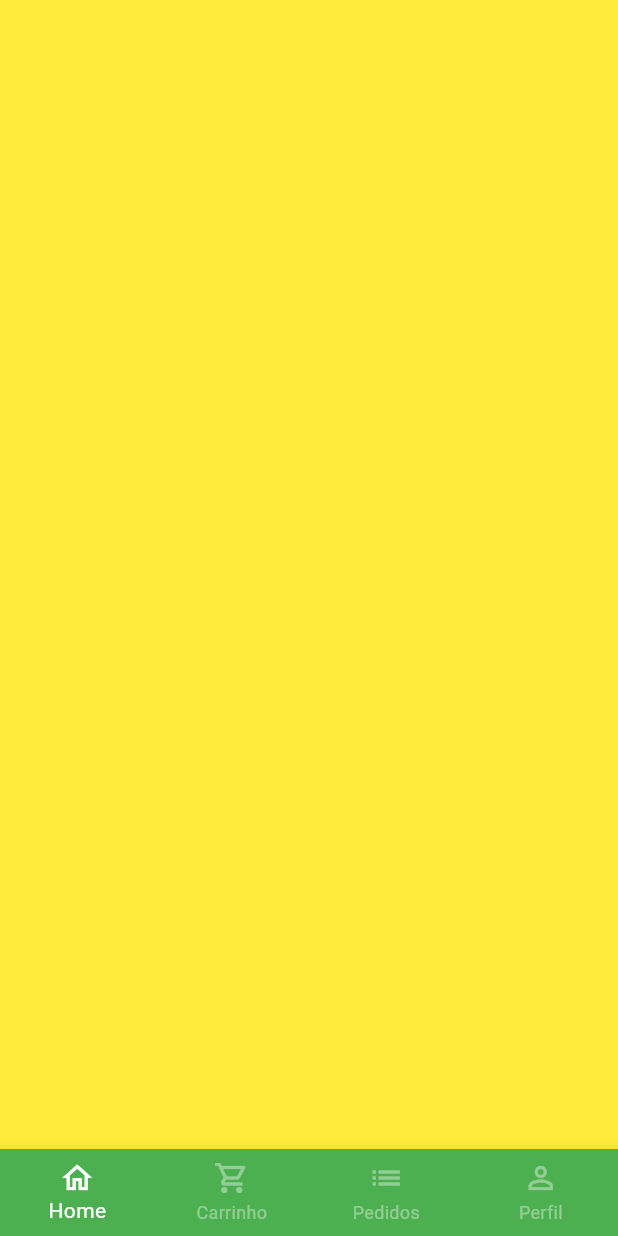
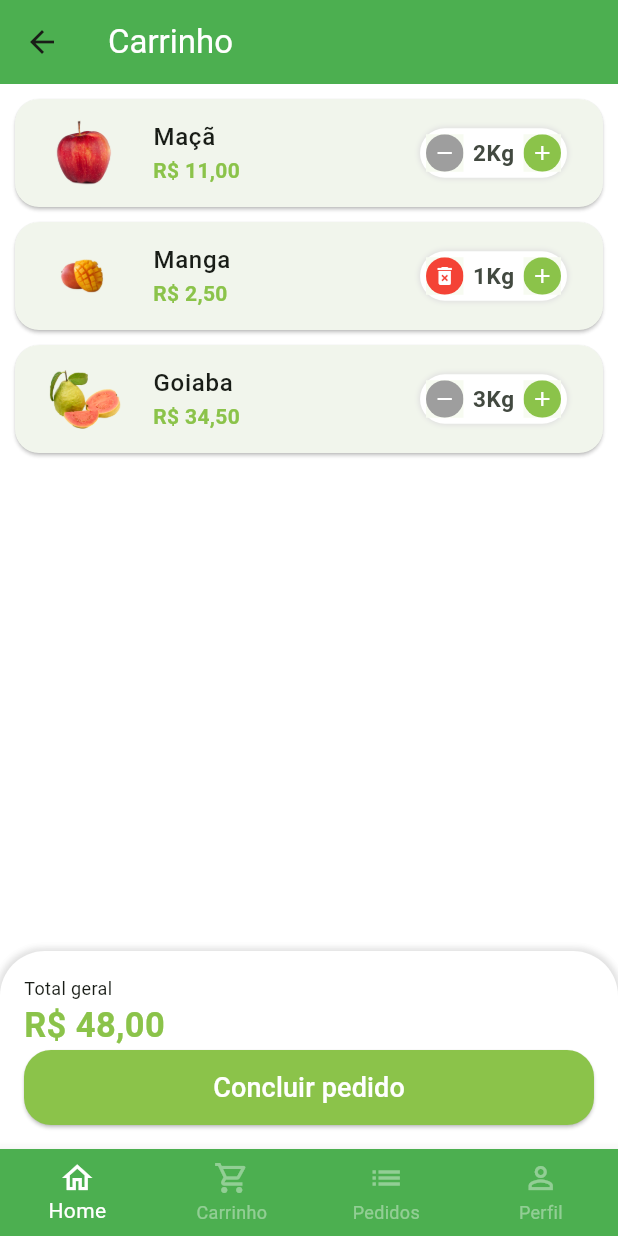
Before and after one commit to EmersonBrancher/green-grocer, a Flutter app: the BaseScreen screen opened directly, swiped to page 2, on a phone screen of 412 x 824 dp. Run offline on Flutter 3.47's test engine with Material 3 defaults, Android fonts, the phone set to English and light mode, and no system bars; our stand-ins replace animated_text_kit, mask_text_input_formatter.

Commit message:
Conclusão Tela do carrinho

```diff
--- a/greengrocer/lib/src/config/app_data.dart
+++ b/greengrocer/lib/src/config/app_data.dart
@@ -1,4 +1,6 @@
 import 'package:greengrocer/src/models/item_model.dart';
+
+import '../models/cart_item_model.dart';
 
 ItemModel apple = ItemModel(
     itemName: 'Maçã',
@@ -63,3 +65,9 @@ List<String> categories = [
   'Temperos',
   'Cereais',
 ];
+
+List<CartItemModel> cartItems = [
+  CartItemModel(item: apple, quantity: 2),
+  CartItemModel(item: mango, quantity: 1),
+  CartItemModel(item: guava, quantity: 3),
+];
--- /dev/null
+++ b/greengrocer/lib/src/models/cart_item_model.dart
@@ -0,0 +1,13 @@
+import 'item_model.dart';
+
+class CartItemModel {
+  ItemModel item;
+  int quantity;
+
+  CartItemModel({
+    required this.item,
+    required this.quantity,
+  });
+
+  double totalPrice () => item.price * quantity;
+}
--- a/greengrocer/lib/src/pages/base/base_screen.dart
+++ b/greengrocer/lib/src/pages/base/base_screen.dart
@@ -1,4 +1,5 @@
 import 'package:flutter/material.dart';
+import 'package:greengrocer/src/pages/cart/cart_tab.dart';
 
 import '../home/home_tab.dart';
 
@@ -19,8 +20,8 @@ class _BaseScreenState extends State<BaseScreen> {
         physics: const NeverScrollableScrollPhysics(), //Remove navegação entre as telas deslizando para os lados
         controller: pageController,
         children: [
-          HomeTab(),
-          Container(color: Colors.yellow,),
+          const HomeTab(),
+          CartTab(),
           Container(color: Colors.blue,),
           Container(color: Colors.purple,),
         ],
--- /dev/null
+++ b/greengrocer/lib/src/pages/cart/cart_tab.dart
@@ -0,0 +1,173 @@
+import 'package:flutter/material.dart';
+import 'package:greengrocer/src/config/custom_colors.dart';
+import 'package:greengrocer/src/pages/cart/components/cart_tile.dart';
+import 'package:greengrocer/src/services/utils_services.dart';
+import 'package:greengrocer/src/config/app_data.dart' as appData;
+
+import '../../models/cart_item_model.dart';
+
+class CartTab extends StatefulWidget {
+  const CartTab({super.key});
+
+  @override
+  State<CartTab> createState() => _CartTabState();
+}
+
+class _CartTabState extends State<CartTab> {
+  final UtilsServices utilsServices = UtilsServices();
+
+  void removeItemFromCart(CartItemModel cartItem) {
+    setState(() {
+      appData.cartItems.remove(cartItem);
+    });
+  }
+
+  double cartTotalPrice() {
+    double total = 0;
+
+    for (var item in appData.cartItems) {
+      total += item.totalPrice();
+    }
+    return total;
+  }
+
+  @override
+  Widget build(BuildContext context) {
+    return Scaffold(
+      appBar: AppBar(
+        backgroundColor: Colors.green,
+        title: const Text(
+          'Carrinho',
+          style: TextStyle(
+            color: Colors.white,
+          ),
+        ),
+      ),
+      body: Column(
+        children: [
+          Expanded(
+            child: ListView.builder(
+              itemBuilder: (_, index) {
+                final cartItem = appData.cartItems[index];
+
+                return CartTile(
+                  cartItem: cartItem,
+                  remove: removeItemFromCart,
+                  updateQuantity: (qtd) {
+                    if (qtd == 0) {
+                      removeItemFromCart(cartItem);
+                    } else {
+                      setState(() {
+                        cartItem.quantity = qtd;
+                      });
+                    }
+                  },
+                );
+              },
+              itemCount: appData.cartItems.length,
+            ),
+          ),
+          Container(
+            padding: const EdgeInsets.all(16),
+            decoration: BoxDecoration(
+              color: Colors.white,
+              borderRadius: const BorderRadius.vertical(
+                top: Radius.circular(30),
+              ),
+              boxShadow: [
+                BoxShadow(
+                  color: Colors.grey.shade300,
+                  blurRadius: 3,
+                  spreadRadius: 2,
+                ),
+              ],
+            ),
+            child: Column(
+              crossAxisAlignment: CrossAxisAlignment.stretch,
+              children: [
+                const Text(
+                  'Total geral',
+                  style: TextStyle(
+                    fontSize: 12,
+                  ),
+                ),
+                Text(
+                  utilsServices.priceToCurrency(cartTotalPrice()),
+                  style: TextStyle(
+                    fontSize: 23,
+                    color: CustomColors.customSwatchColor,
+                    fontWeight: FontWeight.bold,
+                  ),
+                ),
+                SizedBox(
+                  height: 50,
+                  child: ElevatedButton(
+                    onPressed: () async {
+                      bool? result = await showOrderConfirmation();
+                      print(result);
+                    },
+                    style: ElevatedButton.styleFrom(
+                      shape: RoundedRectangleBorder(
+                        borderRadius: BorderRadius.circular(18),
+                      ),
+                      backgroundColor: CustomColors.customSwatchColor,
+                    ),
+                    child: const Text(
+                      'Concluir pedido',
+                      style: TextStyle(
+                        color: Colors.white,
+                        fontSize: 18,
+                      ),
+                    ),
+                  ),
+                ),
+              ],
+            ),
+          ),
+        ],
+      ),
+    );
+  }
+
+  Future<bool?> showOrderConfirmation() {
+    return showDialog<bool>(
+      context: context,
+      builder: (context) {
+        return AlertDialog(
+          shape: RoundedRectangleBorder(
+            borderRadius: BorderRadius.circular(20),
+          ),
+          title: const Text('Confirmação'),
+          content: const Text('Deseja realmente concluir o pedido?'),
+          actions: [
+            TextButton(
+              onPressed: () {
+                Navigator.of(context).pop(false);
+              },
+              child: const Text(
+                'Não',
+              ),
+            ),
+            ElevatedButton(
+              onPressed: () {
+                Navigator.of(context).pop(true);
+              },
+              style: ElevatedButton.styleFrom(
+                backgroundColor: Colors.green,
+                shape: RoundedRectangleBorder(
+                  borderRadius: BorderRadius.circular(20),
+                ),
+              ),
+              child: const Text(
+                'Sim',
+                style: TextStyle(
+                  color: Colors.white,
+                ),
+              ),
+            )
+          ],
+        );
+      },
+    );
+  }
+}
--- /dev/null
+++ b/greengrocer/lib/src/pages/cart/components/cart_tile.dart
@@ -0,0 +1,61 @@
+import 'package:flutter/material.dart';
+import 'package:greengrocer/src/config/custom_colors.dart';
+import 'package:greengrocer/src/models/cart_item_model.dart';
+import 'package:greengrocer/src/pages/common_widgets/quantity_widget.dart';
+import 'package:greengrocer/src/services/utils_services.dart';
+
+class CartTile extends StatefulWidget {
+  final CartItemModel cartItem;
+  final Function(CartItemModel) remove;
+  final Function(int) updateQuantity;
+
+  const CartTile({
+    super.key,
+    required this.cartItem,
+    required this.remove,
+    required this.updateQuantity,
+  });
+
+  @override
+  State<CartTile> createState() => _CartTileState();
+}
+
+class _CartTileState extends State<CartTile> {
+  final UtilsServices utilsServices = UtilsServices();
+
+  @override
+  Widget build(BuildContext context) {
+    return Card(
+      margin: const EdgeInsets.fromLTRB(10, 10, 10, 0),
+      shape: RoundedRectangleBorder(
+        borderRadius: BorderRadius.circular(16),
+      ),
+      child: ListTile(
+        leading: Image.asset(
+          widget.cartItem.item.imgUrl,
+          height: 60,
+          width: 60,
+        ),
+        title: Text(
+          widget.cartItem.item.itemName,
+          style: const TextStyle(
+            fontWeight: FontWeight.w500,
+          ),
+        ),
+        trailing: QuantityWidget(
+          sufixText: widget.cartItem.item.unit,
+          value: widget.cartItem.quantity,
+          result: widget.updateQuantity,
+          isRemovable: true,
+        ),
+        subtitle: Text(
+          utilsServices.priceToCurrency(widget.cartItem.totalPrice()),
+          style: TextStyle(
+            color: CustomColors.customSwatchColor,
+            fontWeight: FontWeight.bold,
+          ),
+        ),
+      ),
+    );
+  }
+}
--- a/greengrocer/lib/src/pages/common_widgets/quantity_widget.dart
+++ b/greengrocer/lib/src/pages/common_widgets/quantity_widget.dart
@@ -5,9 +5,14 @@ class QuantityWidget extends StatelessWidget {
   final int value;
   final String sufixText;
   final Function(int quantity) result;
+  final bool isRemovable;
 
   const QuantityWidget(
-      {super.key, required this.sufixText, required this.value, required this.result});
+      {super.key,
+      required this.sufixText,
+      required this.value,
+      required this.result,
+      this.isRemovable = false});
 
   @override
   Widget build(BuildContext context) {
@@ -25,12 +30,13 @@ class QuantityWidget extends StatelessWidget {
         ],
       ),
       child: Row(
+        mainAxisSize: MainAxisSize.min,
         children: [
           _QuantityButton(
-            icon: Icons.remove,
-            color: Colors.grey,
+            icon: !isRemovable || value > 1 ? Icons.remove : Icons.delete_forever,
+            color: !isRemovable || value > 1 ? Colors.grey : Colors.red,
             onPressed: () {
-              if (value == 1) return;
+              if (value == 1 && !isRemovable) return;
 
               int resultCount = value - 1;
               result(resultCount);
```
